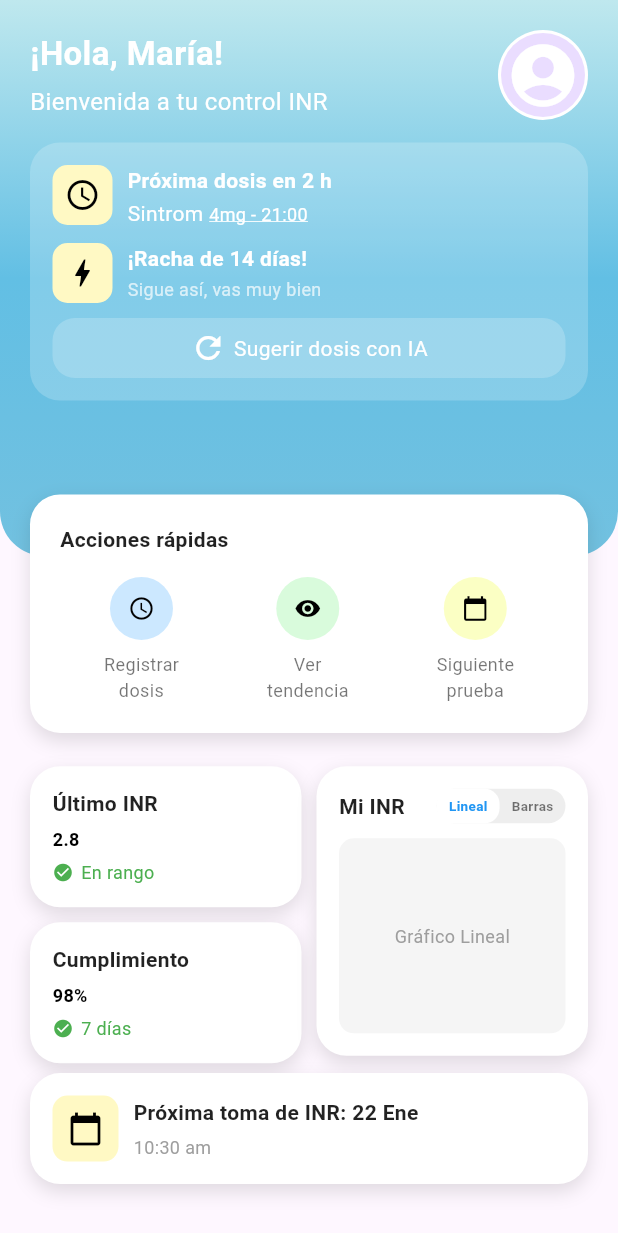
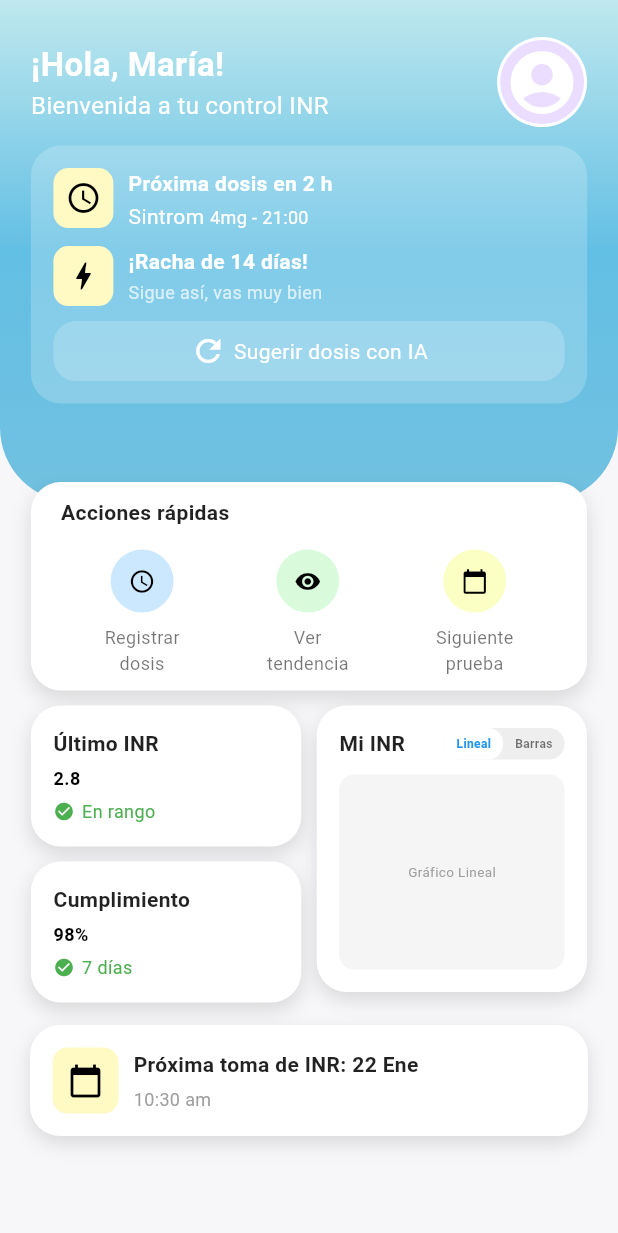
Before and after one commit to FabRangel/INRight, a Flutter app: the Page3 screen opened directly, on a phone screen of 412 x 824 dp. Shown: the top 1233 px of the screen. Run offline on Flutter 3.47's test engine with Material 3 defaults, Android fonts, the phone set to English and light mode, and no system bars; our stand-ins replace animated_notch_bottom_bar, shared_preferences; accounts and stored records are empty.

Commit message:
Add: responsive

```diff
--- a/lib/features/home/presentation/pages/page3.dart
+++ b/lib/features/home/presentation/pages/page3.dart
@@ -3,7 +3,7 @@ import 'package:inright/features/home/presentation/widgets/chartCard.dart';
 import 'package:inright/features/home/presentation/widgets/infoCard.dart';
 import 'package:inright/features/home/presentation/widgets/nextInrCard.dart';
 import 'package:inright/features/home/presentation/widgets/quickActions.dart';
-import 'package:inright/features/home/presentation/widgets/sidebar.dart'; // Importa el Sidebar
+import 'package:inright/features/home/presentation/widgets/sidebar.dart';
 import 'package:inright/features/home/presentation/widgets/appBarWelcome.dart';
 import 'package:inright/features/home/presentation/widgets/dataBox.dart';
 
@@ -13,17 +13,24 @@ class Page3 extends StatelessWidget {
   @override
   Widget build(BuildContext context) {
     double screenHeight = MediaQuery.of(context).size.height;
+    double screenWidth = MediaQuery.of(context).size.width;
     double topPadding = MediaQuery.of(context).padding.top;
 
     return Scaffold(
+      backgroundColor: const Color.fromARGB(255, 247, 247, 249),
       drawer: const Sidebar(),
-      body: Stack(
+      body: SingleChildScrollView(
+        child: Column(
+          children: [
+            Stack(
               clipBehavior: Clip.none,
               children: [
                 Container(
                   width: double.infinity,
-            height: screenHeight * 0.45,
-            padding: EdgeInsets.only(top: topPadding),
+                  padding: EdgeInsets.only(
+                    top: topPadding,
+                    bottom: screenHeight * 0.05,
+                  ),
                   decoration: const BoxDecoration(
                     gradient: LinearGradient(
                       colors: [
@@ -35,58 +42,60 @@ class Page3 extends StatelessWidget {
                       end: Alignment.bottomCenter,
                     ),
                     borderRadius: BorderRadius.only(
-                bottomLeft: Radius.circular(30),
-                bottomRight: Radius.circular(30),
+                      bottomLeft: Radius.circular(50),
+                      bottomRight: Radius.circular(50),
                     ),
                   ),
                   child: Padding(
-              padding: const EdgeInsets.symmetric(horizontal: 20, vertical: 20),
+                    padding: EdgeInsets.symmetric(
+                      horizontal: screenWidth * 0.05,
+                      vertical: screenHeight * 0.03,
+                    ),
                     child: Column(
                       crossAxisAlignment: CrossAxisAlignment.start,
                       children: [
                         appBarWelcome(),
-                  const SizedBox(height: 15),
+                        SizedBox(height: screenHeight * 0.015),
                         dataBox(),
                       ],
                     ),
                   ),
                 ),
 
-          Positioned(
-            top: screenHeight * 0.40,
-            left: 20,
-            right: 20,
+                Padding(
+                  padding: EdgeInsets.only(
+                    top: screenHeight * 0.39,
+                    left: screenWidth * 0.05,
+                    right: screenWidth * 0.05,
+                  ),
                   child: QuickActionsWidget(),
                 ),
+              ],
+            ),
 
-          Positioned(
-            top: screenHeight * 0.62,
-            left: 20,
-            right: 20,
-            child: Column(
-              children: [
-                Align(
-                  alignment: Alignment.topCenter,
+            const SizedBox(height: 10),
+            Padding(
+              padding: EdgeInsets.symmetric(horizontal: screenWidth * 0.05),
               child: Row(
                 crossAxisAlignment: CrossAxisAlignment.start,
                 children: [
-                      InfoCard(),
-                      const SizedBox(width: 10),
-                      ChartCard(),
-                    ],
-                  ),
-                ),
+                  Expanded(child: InfoCard()),
+                  SizedBox(width: screenWidth * 0.025),
+                  Expanded(child: ChartCard()),
                 ],
               ),
             ),
 
-          Positioned(
-            top: screenHeight * 0.85,
-            left: 0,
-            right: 0,
-            child: NextINRCardWidget(),
+            const SizedBox(height: 0),
+
+            Padding(
+              padding: EdgeInsets.symmetric(horizontal: screenWidth * 0.0),
+              child: const NextINRCardWidget(),
             ),
+
+            const SizedBox(height: 30),
           ],
+        ),
       ),
     );
   }
--- a/lib/features/home/presentation/widgets/appBarWelcome.dart
+++ b/lib/features/home/presentation/widgets/appBarWelcome.dart
@@ -1,9 +1,7 @@
 import 'package:flutter/material.dart';
 
 class appBarWelcome extends StatelessWidget {
-  const appBarWelcome({
-    super.key,
-  });
+  const appBarWelcome({super.key});
 
   @override
   Widget build(BuildContext context) {
@@ -21,7 +19,6 @@ class appBarWelcome extends StatelessWidget {
                 fontWeight: FontWeight.bold,
               ),
             ),
-            SizedBox(height: 5),
             Text(
               "Bienvenida a tu control INR",
               style: TextStyle(color: Colors.white, fontSize: 16),
--- a/lib/features/home/presentation/widgets/chartCard.dart
+++ b/lib/features/home/presentation/widgets/chartCard.dart
@@ -85,7 +85,7 @@ class _ChartCard extends State<ChartCard> {
               child: Center(
                 child: Text(
                   isLineal ? "Gráfico Lineal" : "Gráfico de Barras",
-                  style: const TextStyle(fontSize: 12, color: Colors.grey),
+                  style: const TextStyle(fontSize: 9, color: Colors.grey),
                 ),
               ),
             ),
@@ -112,7 +112,7 @@ class _ChartCard extends State<ChartCard> {
         child: Text(
           text,
           style: TextStyle(
-            fontSize: 9,
+            fontSize: 8,
             fontWeight: FontWeight.bold,
             color: isActive ? Colors.blue : Colors.black54,
           ),
--- a/lib/features/home/presentation/widgets/dataBox.dart
+++ b/lib/features/home/presentation/widgets/dataBox.dart
@@ -1,17 +1,14 @@
 import 'package:flutter/material.dart';
+
 class dataBox extends StatelessWidget {
-  const dataBox({
-    super.key,
-  });
+  const dataBox({super.key});
 
   @override
   Widget build(BuildContext context) {
     return Container(
       padding: const EdgeInsets.all(15),
       decoration: BoxDecoration(
-        color: Colors.white.withOpacity(
-          0.2,
-        ), // Fondo semitransparente
+        color: Colors.white.withOpacity(0.2), // Fondo semitransparente
         borderRadius: BorderRadius.circular(20),
       ),
       child: Column(
@@ -26,10 +23,7 @@ class dataBox extends StatelessWidget {
                   color: Colors.yellow.shade100,
                   borderRadius: BorderRadius.circular(10),
                 ),
-                child: const Icon(
-                  Icons.access_time,
-                  color: Colors.black,
-                ),
+                child: const Icon(Icons.access_time, color: Colors.black),
               ),
               const SizedBox(width: 10),
               Column(
@@ -54,7 +48,6 @@ class dataBox extends StatelessWidget {
                           style: TextStyle(
                             color: Colors.white,
                             fontSize: 12,
-                            decoration: TextDecoration.underline,
                             decorationColor: Colors.white,
                           ),
                         ),
@@ -76,10 +69,7 @@ class dataBox extends StatelessWidget {
                   color: Colors.yellow.shade100,
                   borderRadius: BorderRadius.circular(10),
                 ),
-                child: const Icon(
-                  Icons.bolt,
-                  color: Colors.black,
-                ),
+                child: const Icon(Icons.bolt, color: Colors.black),
               ),
               const SizedBox(width: 10),
               Column(
@@ -96,10 +86,7 @@ class dataBox extends StatelessWidget {
                   SizedBox(height: 2),
                   Text(
                     "Sigue así, vas muy bien",
-                    style: TextStyle(
-                      color: Colors.white70,
-                      fontSize: 12,
-                    ),
+                    style: TextStyle(color: Colors.white70, fontSize: 12),
                   ),
                 ],
               ),
@@ -120,10 +107,7 @@ class dataBox extends StatelessWidget {
                 SizedBox(width: 5),
                 Text(
                   "Sugerir dosis con IA",
-                  style: TextStyle(
-                    color: Colors.white,
-                    fontSize: 14,
-                  ),
+                  style: TextStyle(color: Colors.white, fontSize: 14),
                 ),
               ],
             ),
--- a/lib/features/home/presentation/widgets/navbar.dart
+++ b/lib/features/home/presentation/widgets/navbar.dart
@@ -96,36 +96,6 @@ class _HomeState extends State<Navbar> {
     );
   }
 
-  // Función para construir el Sidebar (Drawer)
-  Widget _buildSidebar() {
-    return Drawer(
-      child: ListView(
-        padding: EdgeInsets.zero,
-        children: [
-          const DrawerHeader(
-            decoration: BoxDecoration(color: Color.fromARGB(255, 98, 175, 198)),
-            child: Column(
-              crossAxisAlignment: CrossAxisAlignment.start,
-              children: [
-                Icon(Icons.account_circle, size: 50, color: Colors.white),
-                SizedBox(height: 10),
-                Text(
-                  "Usuario",
-                  style: TextStyle(fontSize: 20, color: Colors.white),
-                ),
-              ],
-            ),
-          ),
-          _buildSidebarItem(Icons.show_chart, 'Estadísticas', 0),
-          _buildSidebarItem(Icons.water_drop, 'Hidratación', 1),
-          _buildSidebarItem(Icons.home_filled, 'Inicio', 2),
-          _buildSidebarItem(Icons.medication_sharp, 'Medicinas', 3),
-          _buildSidebarItem(Icons.notifications, 'Notificaciones', 4),
-        ],
-      ),
-    );
-  }
-
   // Función para generar los ítems del Sidebar
   Widget _buildSidebarItem(IconData icon, String title, int pageIndex) {
     return ListTile(
--- a/lib/features/home/presentation/widgets/quickActions.dart
+++ b/lib/features/home/presentation/widgets/quickActions.dart
@@ -5,8 +5,15 @@ class QuickActionsWidget extends StatelessWidget {
 
   @override
   Widget build(BuildContext context) {
-    return Container(
-      padding: const EdgeInsets.all(20),
+    return Flexible(
+      flex: 1,
+      child: Container(
+        padding: const EdgeInsets.only(
+          left: 20,
+          right: 20,
+          top: 10,
+          bottom: 10,
+        ),
         decoration: BoxDecoration(
           color: Colors.white,
           borderRadius: BorderRadius.circular(20),
@@ -53,19 +60,16 @@ class QuickActionsWidget extends StatelessWidget {
             ),
           ],
         ),
+      ),
     );
   }
 
-  // 📌 Función para construir cada botón de acción
   Widget _buildActionItem(IconData icon, String text, Color color) {
     return Column(
       children: [
         Container(
           padding: const EdgeInsets.all(12),
-          decoration: BoxDecoration(
-            color: color, // Se asigna el color pasado como argumento
-            shape: BoxShape.circle,
-          ),
+          decoration: BoxDecoration(color: color, shape: BoxShape.circle),
           child: Icon(icon, color: Colors.black, size: 18),
         ),
         const SizedBox(height: 8),
```
Lines whose indentation alone changed are shown as unchanged.
